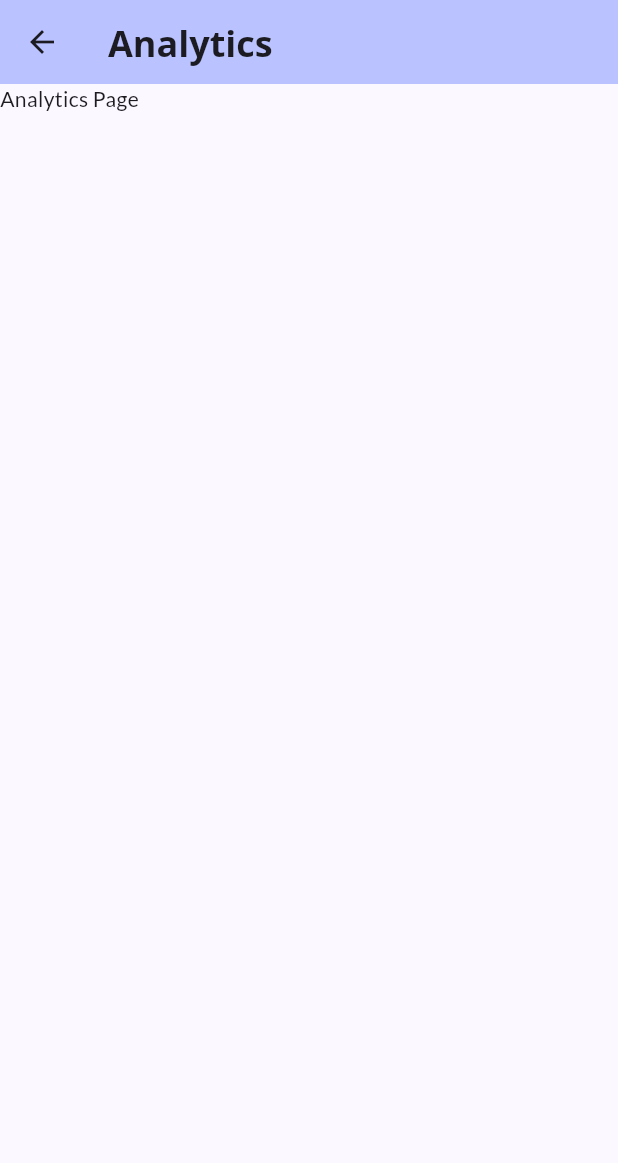
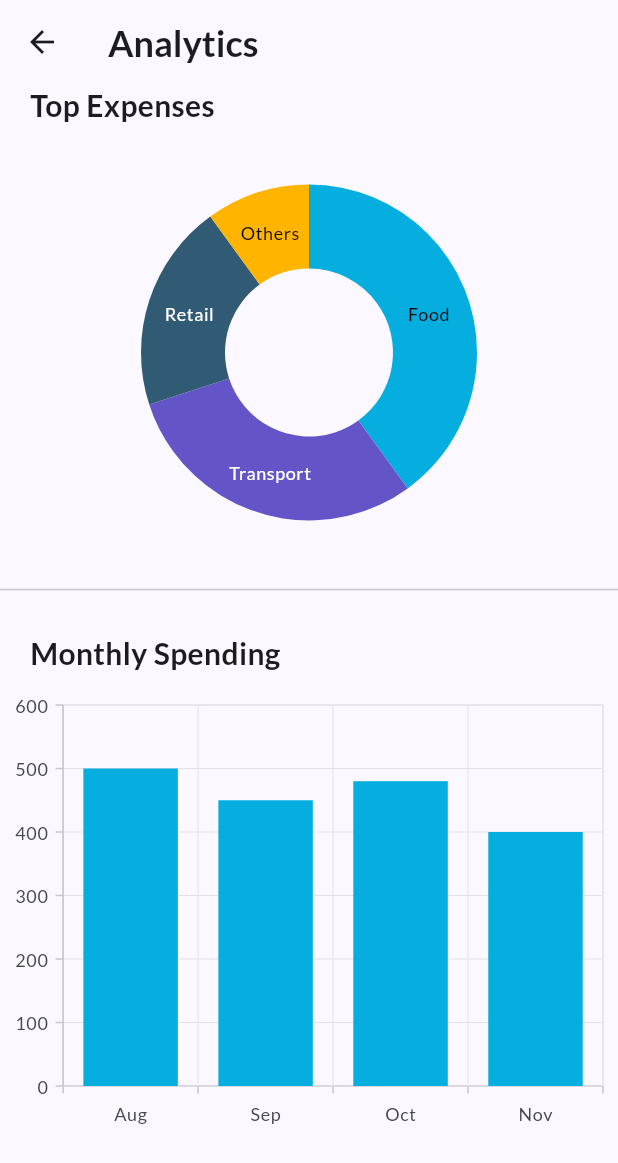
Before and after one commit to jamielfh/soen357-kapat, a Flutter app: the AnalyticsPage screen opened directly, on a phone screen of 412 x 824 dp. Shown: the top 1163 px of the screen. Run offline on Flutter 3.47's test engine with Material 3 defaults, Android fonts, the phone set to English and light mode, and no system bars; our stand-ins replace getwidget, google_fonts, syncfusion_flutter_charts, syncfusion_flutter_gauges.

Commit message:
analytics page

```diff
--- a/flutter/lib/analytics/analytics.dart
+++ b/flutter/lib/analytics/analytics.dart
@@ -1,5 +1,5 @@
 import 'package:flutter/material.dart';
-import 'package:google_fonts/google_fonts.dart';
+import 'package:syncfusion_flutter_charts/charts.dart';
 
 class AnalyticsPage extends StatefulWidget {
   const AnalyticsPage({super.key});
@@ -13,6 +13,28 @@ class AnalyticsPage extends StatefulWidget {
 }
 
 class _AnalyticsPageState extends State<AnalyticsPage> {
+  late List<_ChartData> data;
+  late List<_ChartData> data2;
+  late TooltipBehavior _tooltip;
+
+  @override
+  void initState() {
+    data = [
+      _ChartData('Food', 40),
+      _ChartData('Transport', 30),
+      _ChartData('Retail', 20),
+      _ChartData('Others', 10)
+    ];
+    data2 = [
+      _ChartData('Aug', 500),
+      _ChartData('Sep', 450),
+      _ChartData('Oct', 480),
+      _ChartData('Nov', 400)
+    ];
+    _tooltip = TooltipBehavior(enable: true);
+    super.initState();
+  }
+
   @override
   Widget build(BuildContext context) {
     // This method is rerun every time setState is called
@@ -22,16 +44,67 @@ class _AnalyticsPageState extends State<AnalyticsPage> {
     // than having to individually change instances of widgets.
     return Scaffold(
         appBar: AppBar(
-        backgroundColor: Theme.of(context).colorScheme.inversePrimary,
-        title: Text(
+        title: const Text(
                 "Analytics",
                 style: TextStyle(
                   fontSize: 24,
-                  fontFamily: GoogleFonts.openSans().fontFamily,
                   fontWeight: FontWeight.bold),
             ),
         ),
-        body: Text("Analytics Page")
+        body: ListView(
+          children: [
+            const Padding(
+                padding: EdgeInsets.symmetric(horizontal: 20),
+                child: Text(
+                  "Top Expenses",
+                  textAlign: TextAlign.left,
+                  style: TextStyle(
+                    fontWeight: FontWeight.bold,
+                    fontSize: 20,
+                  ),),),
+            SfCircularChart(
+                tooltipBehavior: _tooltip,
+                series: <CircularSeries<dynamic, dynamic>>[
+                  DoughnutSeries<_ChartData, String>(
+                      dataSource: data,
+                      xValueMapper: (_ChartData data, _) => data.x,
+                      yValueMapper: (_ChartData data, _) => data.y,
+                      dataLabelMapper: (_ChartData data, _) => data.x,
+                      name: 'Gold',
+                      dataLabelSettings: const DataLabelSettings(
+                        isVisible: true,
+                    ))
+                ]),
+            const Divider(),
+            const Padding(
+                padding: EdgeInsets.fromLTRB(20, 20, 20, 10),
+                child: Text(
+                  "Monthly Spending",
+                  textAlign: TextAlign.left,
+                  style: TextStyle(
+                    fontWeight: FontWeight.bold,
+                    fontSize: 20,
+                  ),),),
+            SfCartesianChart(
+              primaryXAxis: CategoryAxis(),
+              primaryYAxis: NumericAxis(minimum: 0, maximum: 600, interval: 100),
+              tooltipBehavior: _tooltip,
+              series: <ChartSeries<_ChartData, String>>[
+                ColumnSeries<_ChartData, String>(
+                    dataSource: data2,
+                    xValueMapper: (_ChartData data, _) => data.x,
+                    yValueMapper: (_ChartData data, _) => data.y,
+                )
+            ])
+          ]
+        )
     );
   }
 }
+
+class _ChartData {
+  _ChartData(this.x, this.y);
+
+  final String x;
+  final double y;
+}
```
